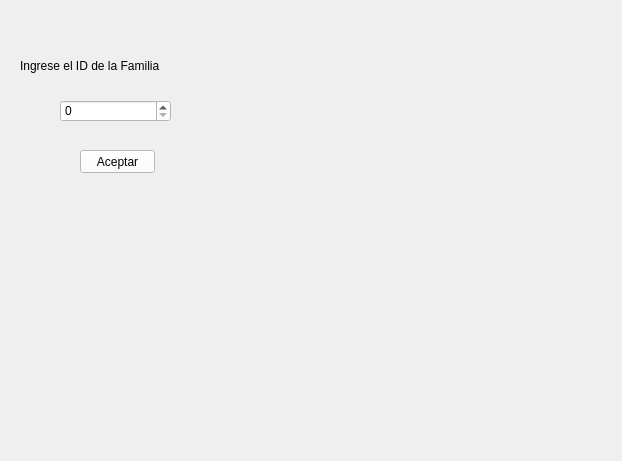
Old version of the form ventanaconsultasfamilia.ui in the repository DavidCrgh/Tarea_Programa_Estructuras_2.
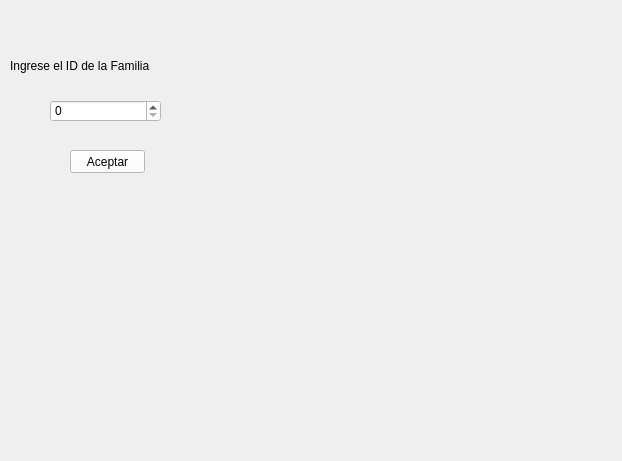
New version of the form. Icons and pictures are not drawn.

```diff
--- a/ventanaconsultasfamilia.ui
+++ b/ventanaconsultasfamilia.ui
@@ -26,7 +26,7 @@
    <widget class="QLabel" name="label">
     <property name="geometry">
      <rect>
-      <x>20</x>
+      <x>10</x>
       <y>50</y>
       <width>221</width>
       <height>31</height>
@@ -43,7 +43,7 @@
    <widget class="QSpinBox" name="idFamilias">
     <property name="geometry">
      <rect>
-      <x>60</x>
+      <x>50</x>
       <y>100</y>
       <width>111</width>
       <height>22</height>
@@ -56,7 +56,7 @@
    <widget class="QPushButton" name="aceptar">
     <property name="geometry">
      <rect>
-      <x>80</x>
+      <x>70</x>
       <y>150</y>
       <width>75</width>
       <height>23</height>
```
